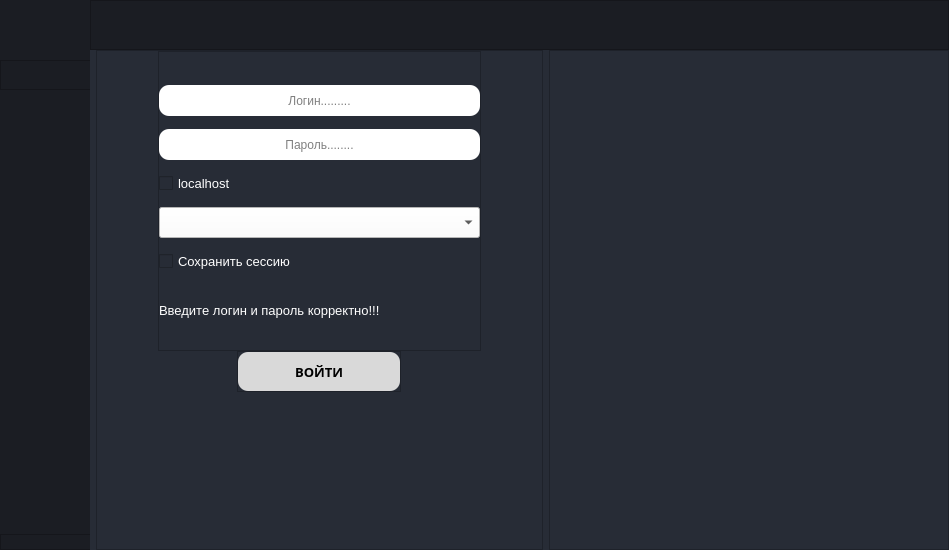
Qt form DataBase_course_work/interface.ui (Pokulord/RTFPRACTICS) before a commit.
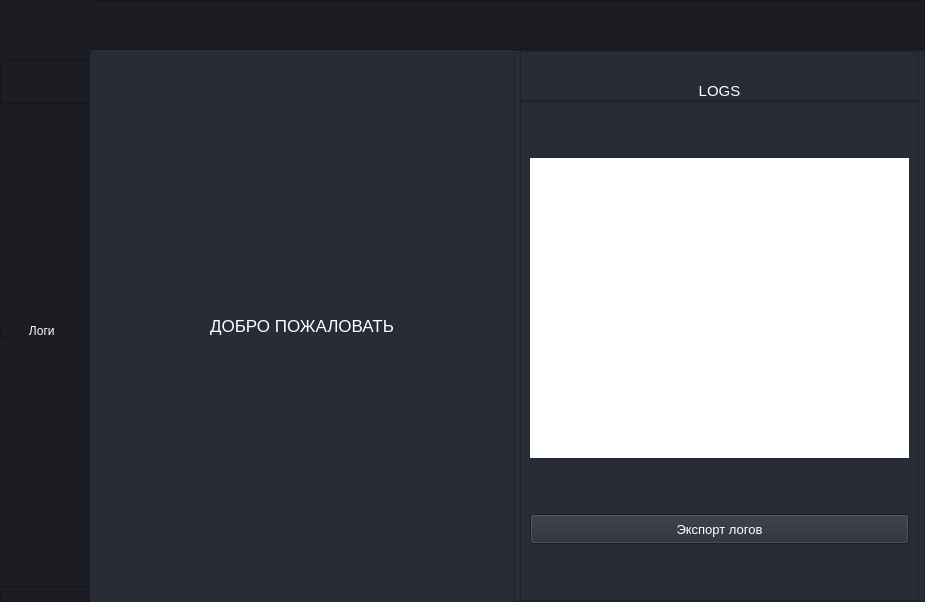
The same form after that commit. Icons and pictures are not drawn.

Patch:
```diff
--- a/DataBase_course_work/interface.ui
+++ b/DataBase_course_work/interface.ui
@@ -6,8 +6,8 @@
    <rect>
     <x>0</x>
     <y>0</y>
-    <width>949</width>
-    <height>550</height>
+    <width>925</width>
+    <height>557</height>
    </rect>
   </property>
   <property name="maximumSize">
@@ -270,6 +270,47 @@
                </property>
               </widget>
              </item>
+             <item>
+              <widget class="QPushButton" name="db_work_but">
+               <property name="minimumSize">
+                <size>
+                 <width>90</width>
+                 <height>0</height>
+                </size>
+               </property>
+               <property name="font">
+                <font>
+                 <pointsize>9</pointsize>
+                </font>
+               </property>
+               <property name="styleSheet">
+                <string notr="true">QPushButton 
+{
+	color: white;
+	border: none ;
+}
+
+QPushButton:hover
+{
+	
+	background-color:rgb(12, 13, 16)
+}</string>
+               </property>
+               <property name="text">
+                <string/>
+               </property>
+               <property name="icon">
+                <iconset>
+                 <normaloff>icons/DB_menu_icon.png</normaloff>icons/DB_menu_icon.png</iconset>
+               </property>
+               <property name="iconSize">
+                <size>
+                 <width>30</width>
+                 <height>58</height>
+                </size>
+               </property>
+              </widget>
+             </item>
              <item>
               <widget class="QPushButton" name="info_but">
                <property name="minimumSize">
@@ -314,6 +355,16 @@
             </layout>
            </widget>
           </item>
+          <item>
+           <widget class="QCheckBox" name="checkBox_3">
+            <property name="styleSheet">
+             <string notr="true">color:white</string>
+            </property>
+            <property name="text">
+             <string>   Логи</string>
+            </property>
+           </widget>
+          </item>
           <item alignment="Qt::AlignBottom">
            <widget class="QFrame" name="bottom_left_menus">
             <property name="frameShape">
@@ -407,7 +458,7 @@
           <item>
            <widget class="QStackedWidget" name="stackedWidget">
             <property name="currentIndex">
-             <number>1</number>
+             <number>2</number>
             </property>
             <widget class="QWidget" name="Info_page">
              <layout class="QVBoxLayout" name="verticalLayout_9">
@@ -722,6 +773,55 @@
               </item>
              </layout>
             </widget>
+            <widget class="QWidget" name="start_page">
+             <layout class="QHBoxLayout" name="horizontalLayout_4">
+              <property name="spacing">
+               <number>0</number>
+              </property>
+              <property name="leftMargin">
+               <number>0</number>
+              </property>
+              <property name="topMargin">
+               <number>0</number>
+              </property>
+              <property name="rightMargin">
+               <number>0</number>
+              </property>
+              <property name="bottomMargin">
+               <number>0</number>
+              </property>
+              <item>
+               <widget class="QFrame" name="start_page_frame">
+                <property name="frameShape">
+                 <enum>QFrame::NoFrame</enum>
+                </property>
+                <property name="frameShadow">
+                 <enum>QFrame::Raised</enum>
+                </property>
+                <layout class="QHBoxLayout" name="horizontalLayout_5">
+                 <item>
+                  <widget class="QLabel" name="label_2">
+                   <property name="font">
+                    <font>
+                     <pointsize>13</pointsize>
+                    </font>
+                   </property>
+                   <property name="styleSheet">
+                    <string notr="true">color:white; </string>
+                   </property>
+                   <property name="text">
+                    <string>ДОБРО ПОЖАЛОВАТЬ</string>
+                   </property>
+                   <property name="alignment">
+                    <set>Qt::AlignCenter</set>
+                   </property>
+                  </widget>
+                 </item>
+                </layout>
+               </widget>
+              </item>
+             </layout>
+            </widget>
             <widget class="QWidget" name="page_2"/>
            </widget>
           </item>
@@ -742,6 +842,175 @@
          <property name="frameShadow">
           <enum>QFrame::Raised</enum>
          </property>
+         <layout class="QVBoxLayout" name="verticalLayout_11">
+          <property name="spacing">
+           <number>0</number>
+          </property>
+          <property name="leftMargin">
+           <number>5</number>
+          </property>
+          <property name="topMargin">
+           <number>0</number>
+          </property>
+          <property name="rightMargin">
+           <number>5</number>
+          </property>
+          <property name="bottomMargin">
+           <number>0</number>
+          </property>
+          <item alignment="Qt::AlignTop">
+           <widget class="QFrame" name="logging_label">
+            <property name="minimumSize">
+             <size>
+              <width>0</width>
+              <height>50</height>
+             </size>
+            </property>
+            <property name="maximumSize">
+             <size>
+              <width>16777215</width>
+              <height>50</height>
+             </size>
+            </property>
+            <property name="font">
+             <font>
+              <pointsize>10</pointsize>
+             </font>
+            </property>
+            <property name="frameShape">
+             <enum>QFrame::StyledPanel</enum>
+            </property>
+            <property name="frameShadow">
+             <enum>QFrame::Raised</enum>
+            </property>
+            <layout class="QVBoxLayout" name="verticalLayout_12">
+             <property name="spacing">
+              <number>0</number>
+             </property>
+             <property name="leftMargin">
+              <number>0</number>
+             </property>
+             <property name="topMargin">
+              <number>30</number>
+             </property>
+             <property name="rightMargin">
+              <number>0</number>
+             </property>
+             <property name="bottomMargin">
+              <number>0</number>
+             </property>
+             <item>
+              <widget class="QLabel" name="label_3">
+               <property name="font">
+                <font>
+                 <pointsize>11</pointsize>
+                </font>
+               </property>
+               <property name="styleSheet">
+                <string notr="true">color:white</string>
+               </property>
+               <property name="text">
+                <string>LOGS</string>
+               </property>
+               <property name="alignment">
+                <set>Qt::AlignCenter</set>
+               </property>
+              </widget>
+             </item>
+            </layout>
+           </widget>
+          </item>
+          <item alignment="Qt::AlignVCenter">
+           <widget class="QFrame" name="logs">
+            <property name="minimumSize">
+             <size>
+              <width>0</width>
+              <height>500</height>
+             </size>
+            </property>
+            <property name="frameShape">
+             <enum>QFrame::StyledPanel</enum>
+            </property>
+            <property name="frameShadow">
+             <enum>QFrame::Raised</enum>
+            </property>
+            <layout class="QVBoxLayout" name="verticalLayout_13">
+             <property name="spacing">
+              <number>0</number>
+             </property>
+             <property name="leftMargin">
+              <number>9</number>
+             </property>
+             <property name="topMargin">
+              <number>0</number>
+             </property>
+             <property name="rightMargin">
+              <number>9</number>
+             </property>
+             <property name="bottomMargin">
+              <number>0</number>
+             </property>
+             <item>
+              <widget class="QPlainTextEdit" name="logging">
+               <property name="maximumSize">
+                <size>
+                 <width>16777215</width>
+                 <height>300</height>
+                </size>
+               </property>
+               <property name="font">
+                <font>
+                 <pointsize>12</pointsize>
+                </font>
+               </property>
+               <property name="styleSheet">
+                <string notr="true">background-color:white</string>
+               </property>
+               <property name="frameShape">
+                <enum>QFrame::NoFrame</enum>
+               </property>
+              </widget>
+             </item>
+             <item>
+              <widget class="QPushButton" name="export_logs_but">
+               <property name="minimumSize">
+                <size>
+                 <width>0</width>
+                 <height>10</height>
+                </size>
+               </property>
+               <property name="maximumSize">
+                <size>
+                 <width>16777215</width>
+                 <height>30</height>
+                </size>
+               </property>
+               <property name="font">
+                <font>
+                 <pointsize>10</pointsize>
+                </font>
+               </property>
+               <property name="styleSheet">
+                <string notr="true">QPushButton
+{
+color:white
+}
+
+QPushButton:hover
+{
+	
+	background-color: rgb(27, 29, 35);
+}</string>
+               </property>
+               <property name="text">
+                <string>Экспорт логов</string>
+               </property>
+              </widget>
+             </item>
+            </layout>
+           </widget>
+          </item>
+         </layout>
         </widget>
        </item>
       </layout>
```
